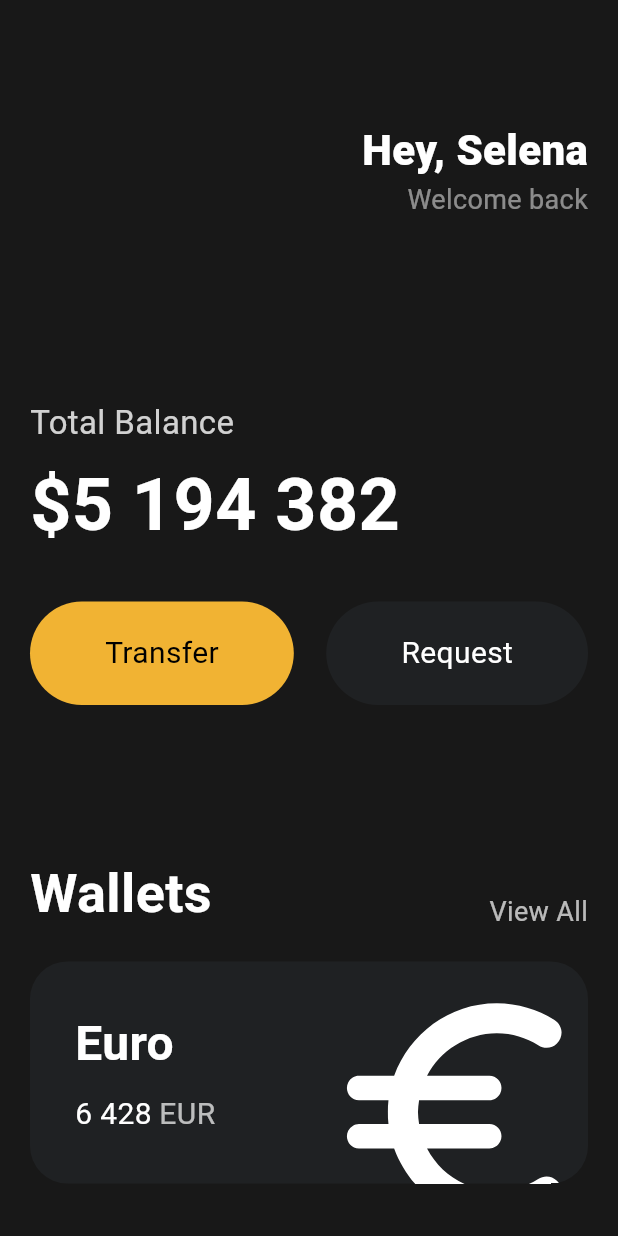
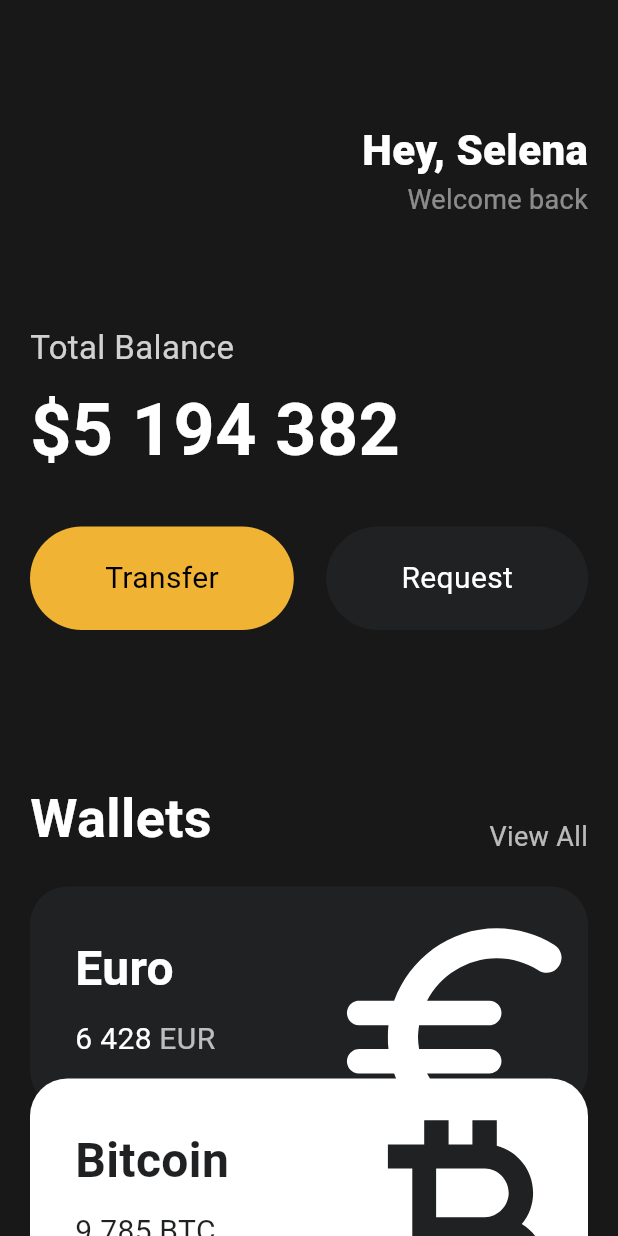
Before and after one commit to iinsue/toonflix, a Flutter app: the screen it shows after launch, on a phone screen of 412 x 824 dp. Run offline on Flutter 3.47's test engine with Material 3 defaults, Android fonts, the phone set to English and light mode, and no system bars.

Commit message:
#3.8 Reusable Cards

```diff
--- a/lib/main.dart
+++ b/lib/main.dart
@@ -1,5 +1,6 @@
 import 'package:flutter/material.dart';
 import 'package:toonflix/widgets/button.dart';
+import 'package:toonflix/widgets/currency_card.dart';
 
 void main() {
   runApp(const App());
@@ -13,7 +14,8 @@ class App extends StatelessWidget {
     return MaterialApp(
       home: Scaffold(
         backgroundColor: const Color(0xFF181818),
-        body: Padding(
+        body: SingleChildScrollView(
+          child: Padding(
             padding: const EdgeInsets.symmetric(horizontal: 20),
             child: Column(
               crossAxisAlignment: CrossAxisAlignment.start,
@@ -44,7 +46,7 @@ class App extends StatelessWidget {
                     ),
                   ],
                 ),
-              const SizedBox(height: 120),
+                const SizedBox(height: 70),
                 Text(
                   "Total Balance",
                   style: TextStyle(
@@ -98,68 +100,37 @@ class App extends StatelessWidget {
                   ],
                 ),
                 const SizedBox(height: 20),
-              Container(
-                clipBehavior: Clip.hardEdge,
-                decoration: BoxDecoration(
-                  color: const Color(0xFF1F2123),
-                  borderRadius: BorderRadius.circular(25),
+                const CurrencyCard(
+                  name: "Euro",
+                  code: "EUR",
+                  amount: '6 428',
+                  isInverted: false,
+                  icon: Icons.euro_rounded,
                 ),
-                child: Padding(
-                  padding: const EdgeInsets.all(30),
-                  child: Row(
-                    mainAxisAlignment: MainAxisAlignment.spaceBetween,
-                    children: [
-                      const Column(
-                        crossAxisAlignment: CrossAxisAlignment.start,
-                        children: [
-                          Text(
-                            "Euro",
-                            style: TextStyle(
-                              fontSize: 32,
-                              color: Colors.white,
-                              fontWeight: FontWeight.w600,
+                Transform.translate(
+                  offset: const Offset(0, -20),
+                  child: const CurrencyCard(
+                    name: "Bitcoin",
+                    code: "BTC",
+                    amount: '9 785',
+                    isInverted: true,
+                    icon: Icons.currency_bitcoin,
                   ),
                 ),
-                          SizedBox(height: 10),
-                          Row(
-                            children: [
-                              Text(
-                                '6 428',
-                                style: TextStyle(
-                                  fontSize: 20,
-                                  color: Colors.white,
-                                ),
-                              ),
-                              SizedBox(width: 5),
-                              Text(
-                                'EUR',
-                                style: TextStyle(
-                                  fontSize: 20,
-                                  color: Colors.white70,
-                                ),
-                              ),
-                            ],
-                          ),
-                        ],
-                      ),
-                      Transform.scale(
-                        scale: 2.2,
-                        child: Transform.translate(
-                          offset: const Offset(-5, 12),
-                          child: const Icon(
-                            size: 88,
-                            Icons.euro_rounded,
-                            color: Colors.white,
-                          ),
+                Transform.translate(
+                  offset: const Offset(0, -40),
+                  child: const CurrencyCard(
+                    name: "Dollar",
+                    code: "USD",
+                    amount: '428',
+                    isInverted: false,
+                    icon: Icons.attach_money_outlined,
                   ),
                 ),
               ],
             ),
           ),
         ),
-            ],
-          ),
-        ),
       ),
     );
   }
--- /dev/null
+++ b/lib/widgets/currency_card.dart
@@ -0,0 +1,81 @@
+import 'package:flutter/material.dart';
+
+class CurrencyCard extends StatelessWidget {
+  final String name, code, amount;
+  final IconData icon;
+  final bool isInverted;
+
+  final blackColor = const Color(0xFF1F2123);
+
+  const CurrencyCard({
+    super.key,
+    required this.name,
+    required this.code,
+    required this.amount,
+    required this.icon,
+    required this.isInverted,
+  });
+
+  @override
+  Widget build(BuildContext context) {
+    return Container(
+      clipBehavior: Clip.hardEdge,
+      decoration: BoxDecoration(
+        color: isInverted ? Colors.white : blackColor,
+        borderRadius: BorderRadius.circular(25),
+      ),
+      child: Padding(
+        padding: const EdgeInsets.all(30),
+        child: Row(
+          mainAxisAlignment: MainAxisAlignment.spaceBetween,
+          children: [
+            Column(
+              crossAxisAlignment: CrossAxisAlignment.start,
+              children: [
+                Text(
+                  name,
+                  style: TextStyle(
+                    fontSize: 32,
+                    color: isInverted ? blackColor : Colors.white,
+                    fontWeight: FontWeight.w600,
+                  ),
+                ),
+                const SizedBox(height: 10),
+                Row(
+                  children: [
+                    Text(
+                      amount,
+                      style: TextStyle(
+                        fontSize: 20,
+                        color: isInverted ? blackColor : Colors.white,
+                      ),
+                    ),
+                    const SizedBox(width: 5),
+                    Text(
+                      code,
+                      style: TextStyle(
+                        fontSize: 20,
+                        color: isInverted ? blackColor : Colors.white70,
+                      ),
+                    ),
+                  ],
+                ),
+              ],
+            ),
+            Transform.scale(
+              scale: 2.2,
+              child: Transform.translate(
+                offset: const Offset(-5, 12),
+                child: Icon(
+                  icon,
+                  size: 88,
+                  color: isInverted ? blackColor : Colors.white,
+                ),
+              ),
+            ),
+          ],
+        ),
+      ),
+    );
+  }
+}
```
Lines whose indentation alone changed are shown as unchanged.
